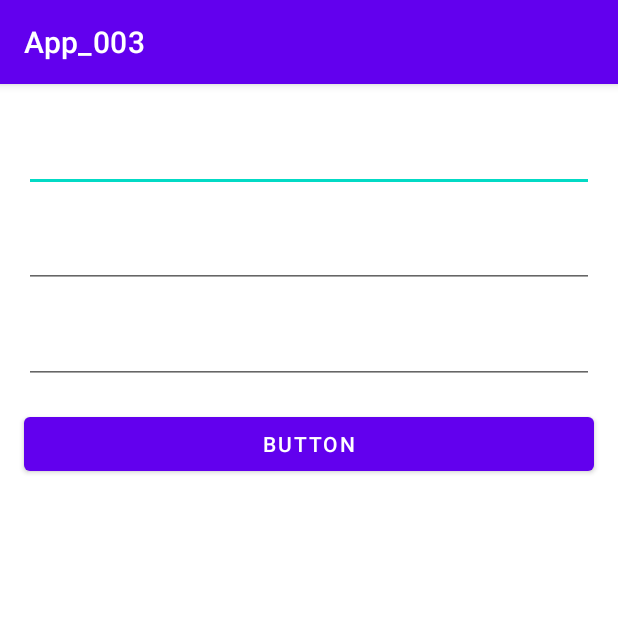
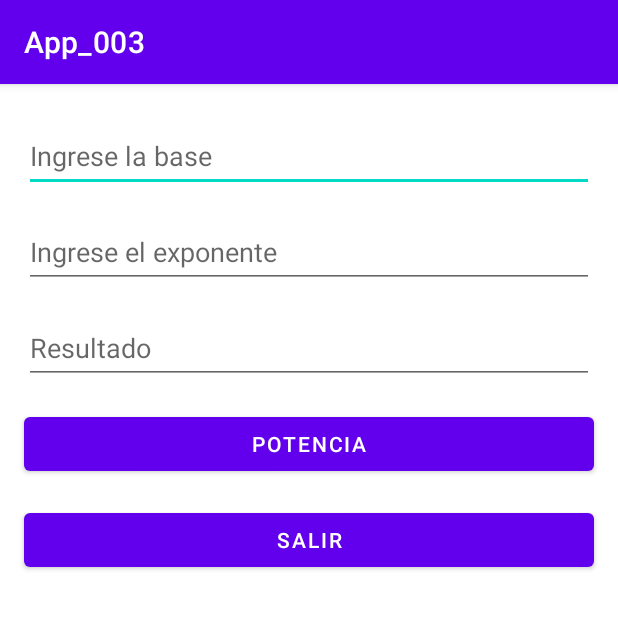
Before and after one commit to alexisaldas17/App_003, an Android app: the screen it shows after launch (MainActivity), on a phone screen of 412 x 824 dp, the top half of it. Run offline under Robolectric (Android 15) with nearby library versions, the phone set to English and light mode, and no system bars.

```diff
--- a/app/src/main/java/fisei/uta/app_003/MainActivity.java
+++ b/app/src/main/java/fisei/uta/app_003/MainActivity.java
@@ -3,12 +3,62 @@ package fisei.uta.app_003;
 import androidx.appcompat.app.AppCompatActivity;
 
 import android.os.Bundle;
+import android.view.View;
+import android.widget.Button;
+import android.widget.EditText;
 
 public class MainActivity extends AppCompatActivity {
-
+    //DECLARACION
+    private EditText et_base;
+    private EditText et_exponente;
+    private EditText et_resultado;
+    private Button btn_Potencia;
+    private Button btn_Salir;
     @Override
     protected void onCreate(Bundle savedInstanceState) {
         super.onCreate(savedInstanceState);
         setContentView(R.layout.activity_main);
+        //INSTANCIACION
+        et_base = findViewById(R.id.editTextPrimerValor);
+        et_exponente = findViewById(R.id.editTextSegundoValor);
+        et_resultado = findViewById(R.id.editTextResultado);
+        btn_Potencia = findViewById(R.id.buttonPotencia);
+        btn_Salir = findViewById(R.id.buttonSalir);
+        //manejador para el evento clic del boton
+        btn_Potencia.setOnClickListener(new View.OnClickListener() {
+            @Override
+            public void onClick(View view) {
+                String b = et_base.getText().toString();
+                String e = et_exponente.getText().toString();
+                int base_ = Integer.parseInt(b);
+                int exponente_ = Integer.parseInt(e);
+
+                Matematicas matematicas = new Matematicas();
+                long res = matematicas.Potencia(base_, exponente_);
+
+                et_resultado.setText(String.valueOf(res));
+            }
+        });
+        btn_Salir.setOnClickListener(new View.OnClickListener() {
+            @Override
+            public void onClick(View view) {
+                finish();
+            }
+        });
     }
+/*
+    public void onCLicPotencia(View vista) {
+        String b = et_base.getText().toString();
+        String e = et_exponente.getText().toString();
+        int base_ = Integer.parseInt(b);
+        int exponente_ = Integer.parseInt(e);
+
+        Matematicas matematicas = new Matematicas();
+        long res = matematicas.Potencia(base_, exponente_);
+
+        et_resultado.setText(String.valueOf(res));
+    }
+    */
+
+
 }
--- a/app/src/main/res/layout/activity_main.xml
+++ b/app/src/main/res/layout/activity_main.xml
@@ -14,6 +14,7 @@
         android:layout_marginTop="24dp"
         android:layout_marginEnd="16dp"
         android:ems="10"
+        android:hint="@string/edittext_hint_primervalor"
         android:inputType="numberSigned"
         android:minHeight="48dp"
         app:layout_constraintEnd_toEndOf="parent"
@@ -29,6 +30,7 @@
         android:layout_marginTop="16dp"
         android:layout_marginEnd="16dp"
         android:ems="10"
+        android:hint="@string/edittext_hint_segundovalor"
         android:inputType="numberSigned"
         android:minHeight="48dp"
         app:layout_constraintEnd_toEndOf="parent"
@@ -44,6 +46,7 @@
         android:layout_marginTop="16dp"
         android:layout_marginEnd="16dp"
         android:ems="10"
+        android:hint="@string/edittext_hint_resultado"
         android:inputType="numberSigned"
         android:minHeight="48dp"
         app:layout_constraintEnd_toEndOf="parent"
@@ -58,9 +61,21 @@
         android:layout_marginStart="16dp"
         android:layout_marginTop="16dp"
         android:layout_marginEnd="16dp"
-        android:text="Button"
+        android:text="@string/button_text_potencia"
         app:layout_constraintEnd_toEndOf="parent"
         app:layout_constraintStart_toStartOf="parent"
         app:layout_constraintTop_toBottomOf="@+id/editTextResultado" />
 
+    <Button
+        android:id="@+id/buttonSalir"
+        android:layout_width="0dp"
+        android:layout_height="wrap_content"
+        android:layout_marginStart="16dp"
+        android:layout_marginTop="16dp"
+        android:layout_marginEnd="16dp"
+        android:text="@string/button_text_salir"
+        app:layout_constraintEnd_toEndOf="parent"
+        app:layout_constraintStart_toStartOf="parent"
+        app:layout_constraintTop_toBottomOf="@+id/buttonPotencia" />
+
 </androidx.constraintlayout.widget.ConstraintLayout>
--- a/app/src/main/res/values/strings.xml
+++ b/app/src/main/res/values/strings.xml
@@ -1,3 +1,10 @@
 <resources>
     <string name="app_name">App_003</string>
+
+    <string name="edittext_hint_primervalor">Ingrese la base</string>
+    <string name="edittext_hint_segundovalor">Ingrese el exponente</string>
+    <string name="edittext_hint_resultado">Resultado</string>
+    <string name="button_text_potencia">Potencia</string>
+    <string name="button_text_salir">Salir</string>
+
 </resources>
```
Also changed, not shown: app/src/main/java/fisei/uta/app_003/Matematicas.java (added, +15 -0 lines).
